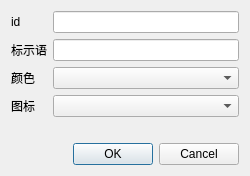
This is qdialogsetsign.ui in NU-LL/SmartSignageManagementSystem as Qt 5 draws it before an edit. The edited form follows.
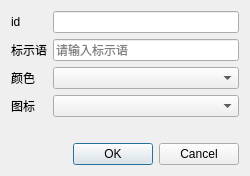
This is the edited form.

Commit message: 修复小bug（校验位无需校验帧头、协议修正、界面细节完善）

Patch:
```diff
--- a/qdialogsetsign.ui
+++ b/qdialogsetsign.ui
@@ -37,7 +37,11 @@
       </widget>
      </item>
      <item row="1" column="1">
-      <widget class="QLineEdit" name="lineEdit_SignText"/>
+      <widget class="QLineEdit" name="lineEdit_SignText">
+       <property name="placeholderText">
+        <string>请输入标示语</string>
+       </property>
+      </widget>
      </item>
      <item row="2" column="0">
       <widget class="QLabel" name="label_3">
```
The commit also changes 6 other files.
